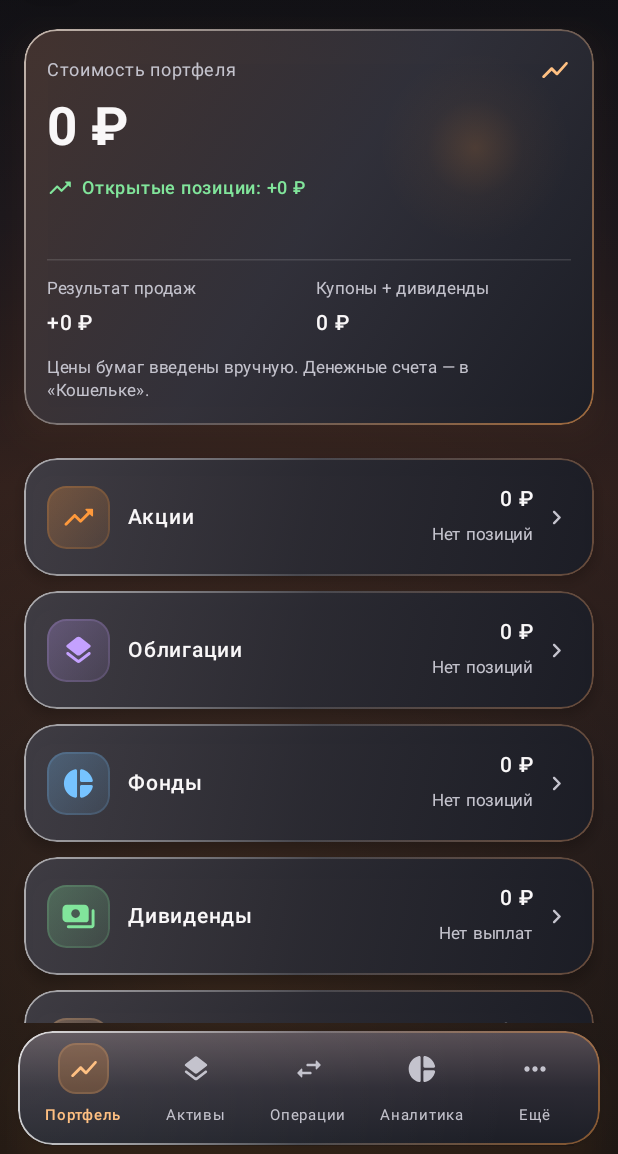
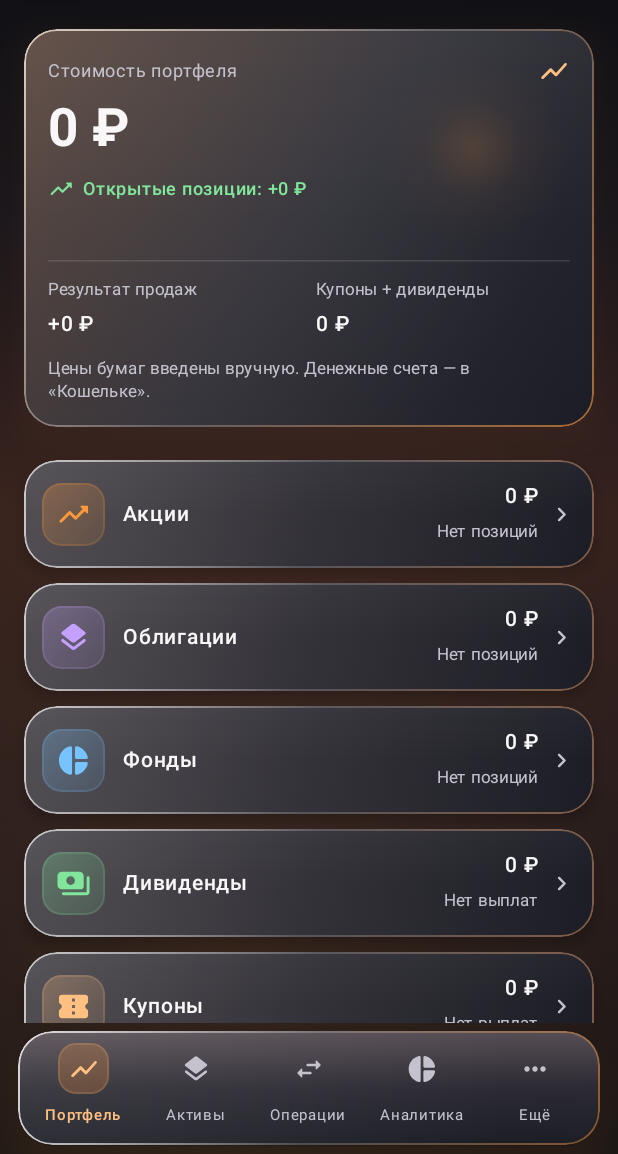
Before and after one commit to mamoropc-rgb/Invest, an Android app built with Jetpack Compose: the screen it shows after launch (MainActivity), on a phone screen of 412 x 824 dp, the part 82-1236 px from its top. Run offline under Robolectric (Android 15) with nearby library versions, the phone set to English and light mode, and no system bars; our stand-ins replace Room's generated code.

Commit message:
Add files via upload

```diff
--- a/app/src/main/java/com/mamoro/investments/ui/theme/GlassTheme.kt
+++ b/app/src/main/java/com/mamoro/investments/ui/theme/GlassTheme.kt
@@ -2,8 +2,14 @@ package com.mamoro.investments.ui.theme
 
 import androidx.compose.foundation.background
 import androidx.compose.foundation.border
+import androidx.compose.foundation.clickable
 import androidx.compose.foundation.layout.Column
 import androidx.compose.foundation.layout.ColumnScope
+import androidx.compose.foundation.layout.Row
+import androidx.compose.foundation.layout.Arrangement
+import androidx.compose.foundation.layout.heightIn
+import androidx.compose.foundation.layout.width
+import androidx.compose.foundation.layout.size
 import androidx.compose.foundation.layout.fillMaxSize
 import androidx.compose.foundation.layout.padding
 import androidx.compose.foundation.shape.RoundedCornerShape
@@ -11,8 +17,14 @@ import androidx.compose.material3.MaterialTheme
 import androidx.compose.material3.Surface
 import androidx.compose.material3.darkColorScheme
 import androidx.compose.material3.Typography
+import androidx.compose.material3.Text
+import androidx.compose.material3.Icon
 import androidx.compose.runtime.Composable
 import androidx.compose.ui.Modifier
+import androidx.compose.ui.Alignment
+import androidx.compose.material.icons.Icons
+import androidx.compose.material.icons.rounded.Add
+import androidx.compose.ui.geometry.Offset
 import androidx.compose.ui.draw.clip
 import androidx.compose.ui.draw.shadow
 import androidx.compose.ui.graphics.Brush
@@ -21,7 +33,7 @@ import androidx.compose.ui.text.font.FontWeight
 import androidx.compose.ui.unit.dp
 import androidx.compose.ui.unit.sp
 
-/** Investments 1.0.2: accessible graphite + amber design tokens. */
+/** Investments 1.0.3: reference-2 premium glass tokens, Android 8.0+ compatible. */
 val Orange = Color(0xFFFF993B)
 val OrangeLight = Color(0xFFFFC082)
 val Green = Color(0xFF81E59B)
@@ -35,11 +47,13 @@ object GlassSizes {
     val phoneSidePadding = 16.dp
     val tabletSidePadding = 24.dp
     val maxContentWidth = 704.dp
+    val maxNavigationWidth = 630.dp
     val cardCorner = 22.dp
     val controlCorner = 15.dp
-    val cardPadding = 15.dp
+    val cardPadding = 16.dp
+    val compactCardPadding = 12.dp
     val sectionGap = 10.dp
-    val navHeight = 78.dp
+    val navHeight = 76.dp
 }
 
 private val darkColors = darkColorScheme(
@@ -90,18 +104,19 @@ fun InvestmentsTheme(content: @Composable () -> Unit) {
 fun GlassCard(
     modifier: Modifier = Modifier,
     elevated: Boolean = false,
+    compact: Boolean = false,
     content: @Composable ColumnScope.() -> Unit
 ) {
     val shape = RoundedCornerShape(GlassSizes.cardCorner)
     val pane = if (elevated) listOf(
-        Color(0xD94A3833), Color(0xE333333D), Color(0xF21A1D26)
+        Color(0xE4543D32), Color(0xE632323A), Color(0xF01A1C26)
     ) else listOf(
-        Color(0xDA42414A), Color(0xE52A2B34), Color(0xF21B1D26)
+        Color(0xDF49474E), Color(0xE52B2B34), Color(0xF01B1D26)
     )
     val rim = if (elevated) listOf(
-        Color(0xB0FFF2E6), Color(0x38FFF2EB), Color(0x99F79C4C)
+        Color(0xC5FFF1E1), Color(0x3AF2E9E8), Color(0x9FFF9A40)
     ) else listOf(
-        Color(0x93FFFFFF), Color(0x25FFFFFF), Color(0x65DD935C)
+        Color(0xB0FFFFFF), Color(0x2CFFFFFF), Color(0x77F4A66F)
     )
     Column(
         modifier = modifier
@@ -113,17 +128,46 @@ fun GlassCard(
             )
             .clip(shape)
             .background(Brush.linearGradient(pane), shape)
+            // Soft upper-left highlight, behind content; no real-time GPU blur.
+            .background(Brush.radialGradient(
+                colors = listOf(Color.White.copy(alpha = if (elevated) .105f else .075f), Color.Transparent),
+                center = Offset.Zero, radius = 570f
+            ), shape)
+            // Thin top reflection; a second wide metallic rim completes the glass edge.
+            .background(Brush.verticalGradient(listOf(Color.White.copy(alpha = .032f), Color.Transparent, Color.Transparent)), shape)
             .border(1.dp, Brush.linearGradient(rim), shape)
-            .padding(GlassSizes.cardPadding),
+            .padding(if (compact) GlassSizes.compactCardPadding else GlassSizes.cardPadding),
         content = content
     )
 }
 
 /** Background glows are ornamental; no simulated market-price time series. */
 val OrangeBackground = Brush.verticalGradient(
-        0.00f to Color(0xFF0B0D12),
-        0.24f to Color(0xFF15131B),
-        0.46f to Color(0xFF261A1B),
-        0.72f to Color(0xFF121118),
-        1.00f to Color(0xFF0B0C10)
+    0.00f to Color(0xFF0B0D12),
+    0.25f to Color(0xFF15131A),
+    0.48f to Color(0xFF2D1C1C),
+    0.72f to Color(0xFF17131A),
+    1.00f to Color(0xFF0A0C11)
 )
+
+/** Reference-2 luminous amber CTA. Reused by portfolio and empty states. */
+@Composable
+fun GlassActionButton(label: String, onClick: () -> Unit, modifier: Modifier = Modifier) {
+    val shape = RoundedCornerShape(GlassSizes.controlCorner)
+    Row(
+        modifier = modifier
+            .heightIn(min = 52.dp)
+            .shadow(10.dp, shape, spotColor = Orange.copy(alpha = .38f))
+            .clip(shape)
+            .background(Brush.verticalGradient(listOf(Color(0xFFFFC17B), Orange, Color(0xFFFA8526))), shape)
+            .border(1.dp, Brush.verticalGradient(listOf(Color(0xFFFFE5BD), Color(0x88FFB76B))), shape)
+            .clickable(onClick = onClick)
+            .padding(horizontal = 17.dp),
+        verticalAlignment = Alignment.CenterVertically,
+        horizontalArrangement = Arrangement.Center
+    ) {
+        Icon(Icons.Rounded.Add, contentDescription = null, tint = Color(0xFF311A09), modifier = Modifier.size(21.dp))
+        androidx.compose.foundation.layout.Spacer(Modifier.width(8.dp))
+        Text(label, color = Color(0xFF2E190C), fontWeight = FontWeight.Bold, fontSize = 14.sp)
+    }
+}
```
